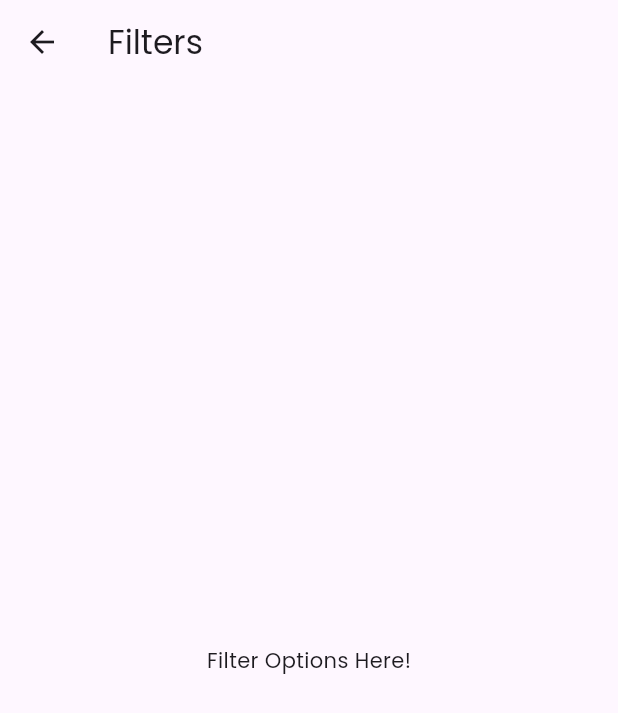
After one commit to CeCilio42/mentor_me, a Flutter app: the FilterScreen screen opened directly, on a phone screen of 412 x 824 dp. The commit adds this screen. Shown: the top 713 px of the screen. Run offline on Flutter 3.47's test engine with Material 3 defaults, Android fonts, the phone set to English and light mode, and no system bars; our stand-ins replace google_fonts.

Commit message:
Added filter screen when search icon is pressed

```diff
--- /dev/null
+++ b/lib/filter_screen.dart
@@ -0,0 +1,17 @@
+import 'package:flutter/material.dart';
+
+class FilterScreen extends StatelessWidget {
+  const FilterScreen({super.key});
+
+  @override
+  Widget build(BuildContext context) {
+    return Scaffold(
+      appBar: AppBar(
+        title: const Text('Filters'),
+      ),
+      body: const Center(
+        child: Text('Filter Options Here!'),
+      ),
+    );
+  }
+}
```
Also changed, not shown: lib/main.dart (+25 -3 lines).
